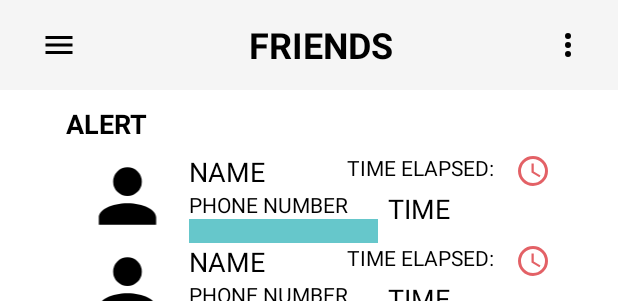
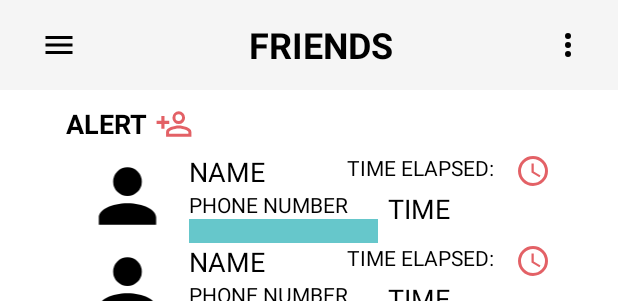
Before and after one commit to appsur/SurApp, an Android app: the layout activity_friends.xml on its own in the app's theme, with its tools: preview values and no code run, on a phone screen of 412 x 824 dp. Shown: the top 301 px of the screen. Run offline under Robolectric (Android 15) with nearby library versions, the phone set to English and light mode, and no system bars; Roboto replaces fonts that are not available here.

Commit message:
Added add friend functionality!

```diff
--- a/app/src/main/java/com/pusheenicorn/safetyapp/FriendsAdapter.java
+++ b/app/src/main/java/com/pusheenicorn/safetyapp/FriendsAdapter.java
@@ -89,13 +89,12 @@ public class FriendsAdapter extends RecyclerView.Adapter<FriendsAdapter.ViewHold
                     final Checkin checkin = objects.get(0);
                     Date date = checkin.getCreatedAt();
                     String remaining = timeUntilCheckin(date, friendUser) + "";
-                    holder.tvTime.setText(remaining + "minutes");
+                    holder.tvTime.setText(remaining + " minutes");
                 } else {
                     e.printStackTrace();
                 }
             }
         });
-
     }
 
     //get item count
@@ -103,9 +102,7 @@ public class FriendsAdapter extends RecyclerView.Adapter<FriendsAdapter.ViewHold
         return mFriends.size();
     }
 
-
     //create the ViewHolder class
-
     public class ViewHolder extends RecyclerView.ViewHolder implements View.OnClickListener {
         @BindView(R.id.tvPhoneNumber) TextView tvPhoneNumber;
         @BindView(R.id.tvName) TextView tvName;
--- a/app/src/main/java/com/pusheenicorn/safetyapp/SettingsActivity.java
+++ b/app/src/main/java/com/pusheenicorn/safetyapp/SettingsActivity.java
@@ -180,11 +180,12 @@ public class SettingsActivity extends AppCompatActivity {
         }
 
         if (currentUser.getTrackable()) {
+            Toast.makeText(this, "here", Toast.LENGTH_LONG);
             ibLocator.setImageResource(R.drawable.ic_vector_location);
         }
 
         if (currentUser.getRingable()) {
-            ibLocator.setImageResource(R.drawable.compass);
+            ibCompass.setImageResource(R.drawable.compass);
         }
 
         // Load the profile image
--- a/app/src/main/java/com/pusheenicorn/safetyapp/SignupActivity.java
+++ b/app/src/main/java/com/pusheenicorn/safetyapp/SignupActivity.java
@@ -92,8 +92,11 @@ public class SignupActivity extends AppCompatActivity {
         // Set core properties
         user.put("username", username);
         user.put("password", password);
+        user.put("name", "NAME");
         user.put("email", email);
         user.put("phonenumber", phoneNumber);
+        user.put("trackable", false);
+        user.put("ringable", false);
 
         //prevent crashing by setting user check in to a default value
         final Checkin checkin = new Checkin();
--- /dev/null
+++ b/app/src/main/res/drawable/account_plus_outline.xml
@@ -0,0 +1,9 @@
+<!-- drawable/account_plus_outline.xml -->
+<vector xmlns:android="http://schemas.android.com/apk/res/android"
+    android:height="25dp"
+    android:width="25dp"
+    android:viewportWidth="24"
+    android:viewportHeight="24"
+    android:tint="@color/coral">
+    <path android:fillColor="#000" android:pathData="M15,4A4,4 0 0,0 11,8A4,4 0 0,0 15,12A4,4 0 0,0 19,8A4,4 0 0,0 15,4M15,5.9C16.16,5.9 17.1,6.84 17.1,8C17.1,9.16 16.16,10.1 15,10.1A2.1,2.1 0 0,1 12.9,8A2.1,2.1 0 0,1 15,5.9M4,7V10H1V12H4V15H6V12H9V10H6V7H4M15,13C12.33,13 7,14.33 7,17V20H23V17C23,14.33 17.67,13 15,13M15,14.9C17.97,14.9 21.1,16.36 21.1,17V18.1H8.9V17C8.9,16.36 12,14.9 15,14.9Z" />
+</vector>
--- /dev/null
+++ b/app/src/main/res/drawable/account_search_outline.xml
@@ -0,0 +1,9 @@
+<!-- drawable/account_search_outline.xml -->
+<vector xmlns:android="http://schemas.android.com/apk/res/android"
+    android:height="24dp"
+    android:width="24dp"
+    android:viewportWidth="24"
+    android:viewportHeight="24"
+    android:tint="@color/coral">
+    <path android:fillColor="#000" android:pathData="M10,13C9.65,13.59 9.36,14.24 9.19,14.93C6.5,15.16 3.9,16.42 3.9,17V18.1H9.2C9.37,18.78 9.65,19.42 10,20H2V17C2,14.34 7.33,13 10,13M10,4A4,4 0 0,1 14,8C14,8.91 13.69,9.75 13.18,10.43C12.32,10.75 11.55,11.26 10.91,11.9L10,12A4,4 0 0,1 6,8A4,4 0 0,1 10,4M10,5.9A2.1,2.1 0 0,0 7.9,8A2.1,2.1 0 0,0 10,10.1A2.1,2.1 0 0,0 12.1,8A2.1,2.1 0 0,0 10,5.9M15.5,12C18,12 20,14 20,16.5C20,17.38 19.75,18.21 19.31,18.9L22.39,22L21,23.39L17.88,20.32C17.19,20.75 16.37,21 15.5,21C13,21 11,19 11,16.5C11,14 13,12 15.5,12M15.5,14A2.5,2.5 0 0,0 13,16.5A2.5,2.5 0 0,0 15.5,19A2.5,2.5 0 0,0 18,16.5A2.5,2.5 0 0,0 15.5,14Z" />
+</vector>
--- a/app/src/main/res/drawable/plus.xml
+++ b/app/src/main/res/drawable/plus.xml
@@ -3,6 +3,7 @@
     android:height="24dp"
     android:width="24dp"
     android:viewportWidth="24"
-    android:viewportHeight="24">
+    android:viewportHeight="24"
+    android:tint="@color/coral">
     <path android:fillColor="#000" android:pathData="M19,13H13V19H11V13H5V11H11V5H13V11H19V13Z" />
 </vector>
--- a/app/src/main/res/layout/activity_friends.xml
+++ b/app/src/main/res/layout/activity_friends.xml
@@ -120,4 +120,39 @@
         android:layout_alignStart="@+id/tvMembersTitle"
         android:layout_marginBottom="65dp" />
 
+    <ImageButton
+        android:id="@+id/ibAddFriend"
+        android:layout_width="wrap_content"
+        android:layout_height="wrap_content"
+        android:layout_alignParentStart="true"
+        android:layout_alignTop="@+id/tvAlert2"
+        android:layout_marginStart="103dp"
+        android:background="@android:color/transparent"
+        android:onClick="onAddFriend"
+        app:srcCompat="@drawable/account_plus_outline" />
+
+    <EditText
+        android:id="@+id/etUsername"
+        android:layout_width="wrap_content"
+        android:layout_height="wrap_content"
+        android:layout_alignParentEnd="true"
+        android:layout_below="@+id/toolbar"
+        android:layout_marginEnd="74dp"
+        android:hint="Lookup by username"
+        android:textColor="@color/black"
+        android:textColorHint="@color/gray"
+        android:visibility="invisible" />
+
+    <ImageButton
+        android:id="@+id/ibSearch"
+        android:layout_width="wrap_content"
+        android:layout_height="wrap_content"
+        android:layout_alignParentEnd="true"
+        android:layout_alignTop="@+id/tvAlert2"
+        android:layout_marginEnd="41dp"
+        android:background="@android:color/transparent"
+        android:visibility="invisible"
+        app:srcCompat="@drawable/account_search_outline"
+        android:onClick="onSearch"/>
+
 </RelativeLayout>
```
Also changed, not shown: app/src/main/AndroidManifest.xml (+8 -6 lines), app/src/main/java/com/pusheenicorn/safetyapp/FriendsActivity.java (+76 -0 lines), app/src/main/res/drawable/account_check.xml (added, +8 -0 lines), app/src/main/res/drawable/playlist_plus.xml (added, +9 -0 lines), app/src/main/res/layout/activity_main.xml (+10 -0 lines).
